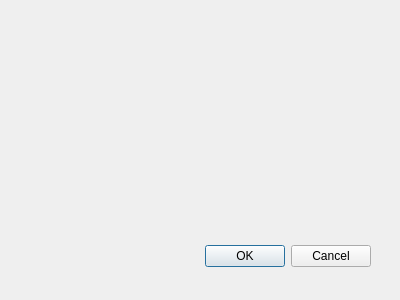
Qt form Screens/Interfaces/welcomeScreen.ui (Practicum-Team-3/BlackHole) before a commit.
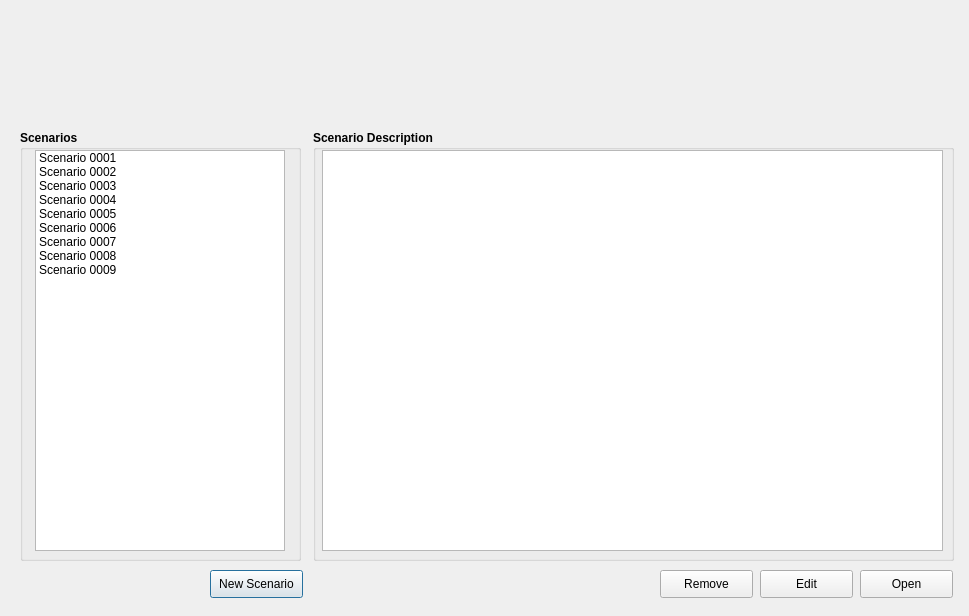
The same form after that commit. Icons and pictures are not drawn.

Commit message: Added working welcome screen

```diff
--- a/Screens/Interfaces/welcomeScreen.ui
+++ b/Screens/Interfaces/welcomeScreen.ui
@@ -1,34 +1,205 @@
-<ui version="4.0" >
- <author></author>
- <comment></comment>
- <exportmacro></exportmacro>
- <class>Dialog</class>
- <widget class="QDialog" name="Dialog" >
-  <property name="geometry" >
+<?xml version="1.0" encoding="UTF-8"?>
+<ui version="4.0">
+ <class>WelcomeScreen</class>
+ <widget class="QDialog" name="WelcomeScreen">
+  <property name="geometry">
    <rect>
     <x>0</x>
     <y>0</y>
-    <width>400</width>
-    <height>300</height>
+    <width>969</width>
+    <height>616</height>
    </rect>
   </property>
   <property name="windowTitle" >
    <string>Dialog</string>
   </property>
-  <widget class="QDialogButtonBox" name="buttonBox" >
-   <property name="geometry" >
+  <widget class="QGroupBox" name="groupBox">
+   <property name="geometry">
     <rect>
-     <x>30</x>
-     <y>240</y>
-     <width>341</width>
-     <height>32</height>
+     <x>20</x>
+     <y>130</y>
+     <width>281</width>
+     <height>431</height>
     </rect>
    </property>
-   <property name="orientation" >
-    <enum>Qt::Horizontal</enum>
+   <property name="font">
+    <font>
+     <weight>75</weight>
+     <bold>true</bold>
+    </font>
    </property>
-   <property name="standardButtons" >
-    <set>QDialogButtonBox::Cancel|QDialogButtonBox::Ok</set>
+   <property name="title">
+    <string>Scenarios</string>
+   </property>
+   <widget class="QListWidget" name="lstScenarios">
+    <property name="geometry">
+     <rect>
+      <x>15</x>
+      <y>20</y>
+      <width>250</width>
+      <height>401</height>
+     </rect>
+    </property>
+    <property name="font">
+     <font>
+      <weight>50</weight>
+      <bold>false</bold>
+     </font>
+    </property>
+    <item>
+     <property name="text">
+      <string>Scenario 0001</string>
+     </property>
+    </item>
+    <item>
+     <property name="text">
+      <string>Scenario 0002</string>
+     </property>
+    </item>
+    <item>
+     <property name="text">
+      <string>Scenario 0003</string>
+     </property>
+    </item>
+    <item>
+     <property name="text">
+      <string>Scenario 0004</string>
+     </property>
+    </item>
+    <item>
+     <property name="text">
+      <string>Scenario 0005</string>
+     </property>
+    </item>
+    <item>
+     <property name="text">
+      <string>Scenario 0006</string>
+     </property>
+    </item>
+    <item>
+     <property name="text">
+      <string>Scenario 0007</string>
+     </property>
+    </item>
+    <item>
+     <property name="text">
+      <string>Scenario 0008</string>
+     </property>
+    </item>
+    <item>
+     <property name="text">
+      <string>Scenario 0009</string>
+     </property>
+    </item>
+   </widget>
+  </widget>
+  <widget class="QPushButton" name="btnNew">
+   <property name="geometry">
+    <rect>
+     <x>210</x>
+     <y>570</y>
+     <width>93</width>
+     <height>28</height>
+    </rect>
+   </property>
+   <property name="text">
+    <string>New Scenario</string>
+   </property>
+  </widget>
+  <widget class="QGroupBox" name="groupBox_2">
+   <property name="geometry">
+    <rect>
+     <x>313</x>
+     <y>130</y>
+     <width>641</width>
+     <height>431</height>
+    </rect>
+   </property>
+   <property name="font">
+    <font>
+     <weight>75</weight>
+     <bold>true</bold>
+    </font>
+   </property>
+   <property name="title">
+    <string>Scenario Description</string>
+   </property>
+   <widget class="QTextBrowser" name="txtDesc">
+    <property name="geometry">
+     <rect>
+      <x>9</x>
+      <y>20</y>
+      <width>621</width>
+      <height>401</height>
+     </rect>
+    </property>
+    <property name="font">
+     <font>
+      <weight>50</weight>
+      <bold>false</bold>
+     </font>
+    </property>
+   </widget>
+  </widget>
+  <widget class="QPushButton" name="btnOpen">
+   <property name="geometry">
+    <rect>
+     <x>860</x>
+     <y>570</y>
+     <width>93</width>
+     <height>28</height>
+    </rect>
+   </property>
+   <property name="text">
+    <string>Open</string>
+   </property>
+  </widget>
+  <widget class="QLabel" name="label">
+   <property name="geometry">
+    <rect>
+     <x>420</x>
+     <y>10</y>
+     <width>131</width>
+     <height>111</height>
+    </rect>
+   </property>
+   <property name="autoFillBackground">
+    <bool>false</bool>
+   </property>
+   <property name="text">
+    <string/>
+   </property>
+   <property name="pixmap">
+    <pixmap>../../../../../../Downloads/hacker-hack-crime-cyber_2-512.png</pixmap>
+   </property>
+   <property name="scaledContents">
+    <bool>true</bool>
+   </property>
+  </widget>
+  <widget class="QPushButton" name="btnEdit">
+   <property name="geometry">
+    <rect>
+     <x>760</x>
+     <y>570</y>
+     <width>93</width>
+     <height>28</height>
+    </rect>
+   </property>
+   <property name="text">
+    <string>Edit</string>
+   </property>
+  </widget>
+  <widget class="QPushButton" name="btnRemove">
+   <property name="geometry">
+    <rect>
+     <x>660</x>
+     <y>570</y>
+     <width>93</width>
+     <height>28</height>
+    </rect>
+   </property>
+   <property name="text">
+    <string>Remove</string>
    </property>
   </widget>
  </widget>
```
Left out of the diff: 39 changed lines with no effect on the pictures. The commit also changes 5 other files.
